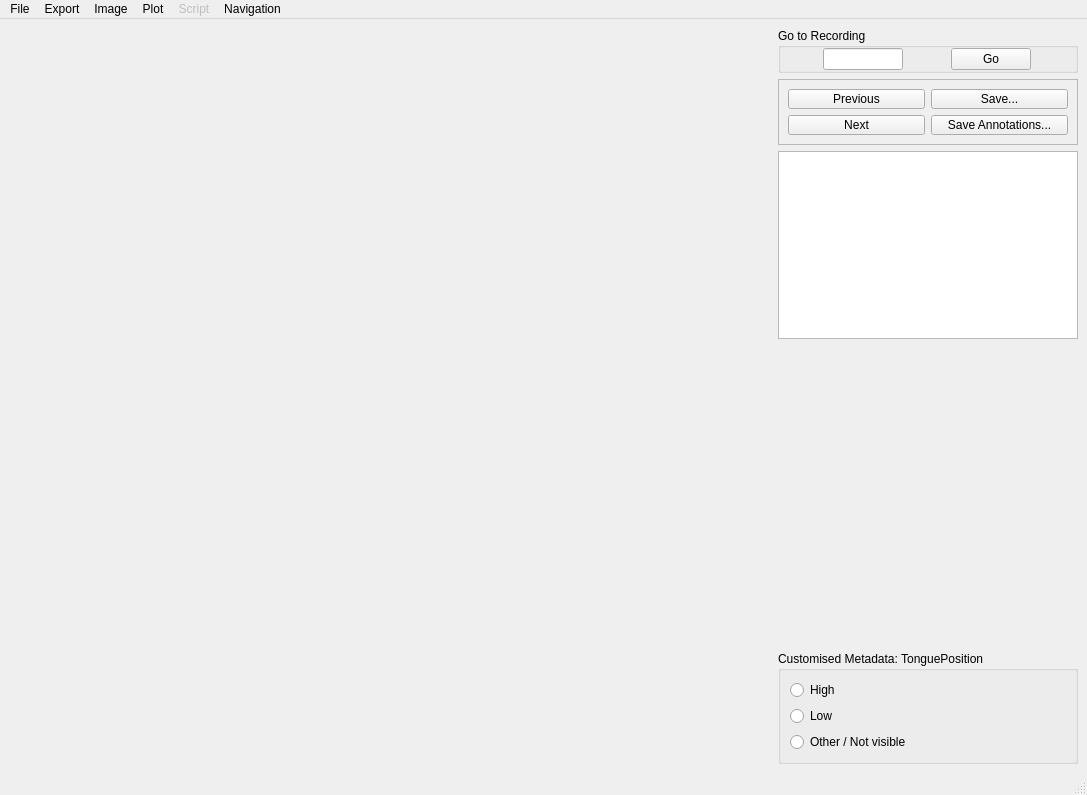
Qt form src/patkit/gui/qt_annotator.ui (giuthas-publications/patkit) before a commit.
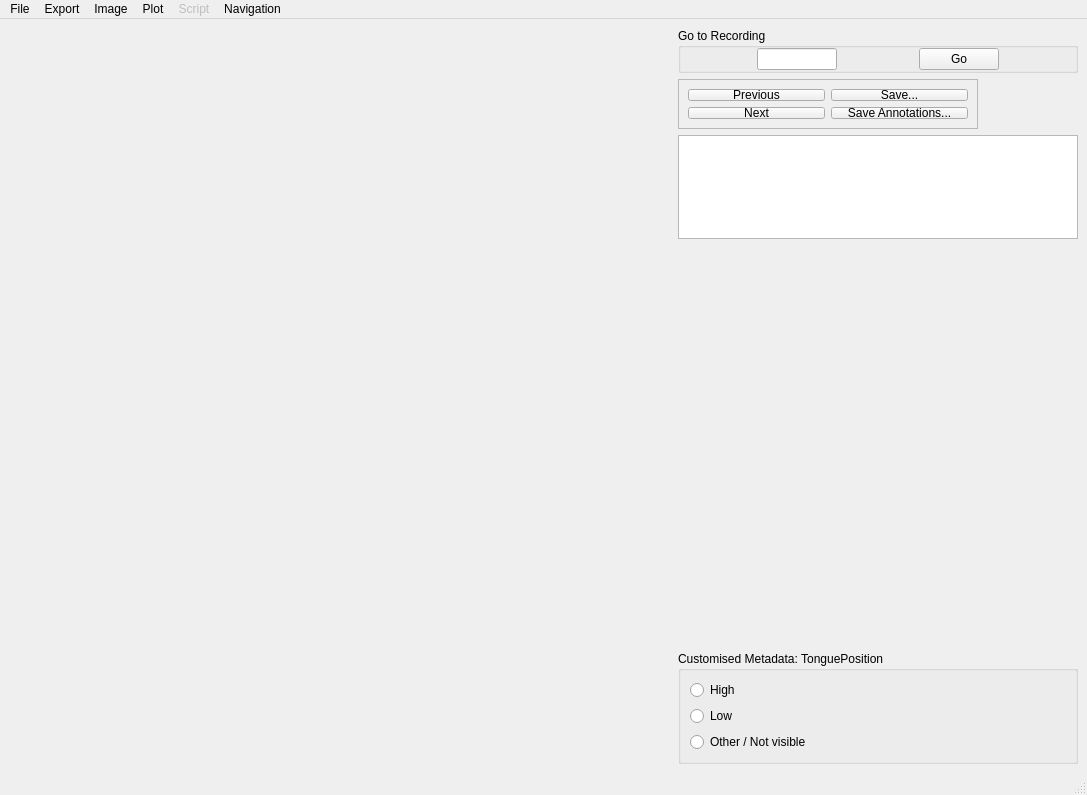
The same form after that commit.

Commit message: Making the ultrasound frame a bit larger.

The edit to the form file:
```diff
--- a/src/patkit/gui/qt_annotator.ui
+++ b/src/patkit/gui/qt_annotator.ui
@@ -52,13 +52,13 @@
       </property>
       <property name="minimumSize">
        <size>
-        <width>300</width>
+        <width>400</width>
         <height>0</height>
        </size>
       </property>
       <property name="maximumSize">
        <size>
-        <width>200</width>
+        <width>400</width>
         <height>16777215</height>
        </size>
       </property>
@@ -199,8 +199,8 @@
          </property>
          <property name="minimumSize">
           <size>
-           <width>300</width>
-           <height>300</height>
+           <width>400</width>
+           <height>400</height>
           </size>
          </property>
          <layout class="QVBoxLayout" name="verticalLayout_6">
```
